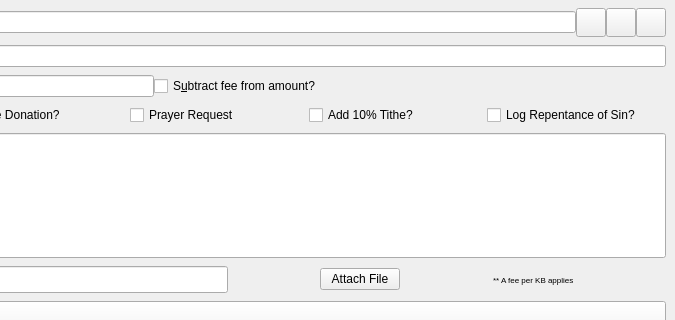
Qt form src/qt/forms/sendcoinsentry.ui (biblepay/biblepay_legacy) before a commit; both pictures show x 338 to 1013 and y 0 to 320 of the 1013 by 467 pixel window.
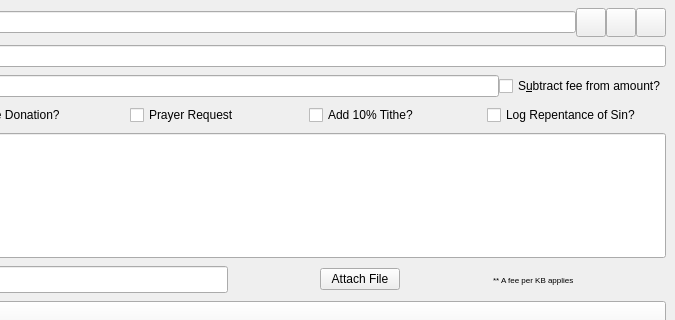
The same form after that commit. Custom widgets are drawn as their Qt base class.

Commit message:
1.1.6.5b-Leisure Upgrade
- Fix mininmum size of label in SendCoins

```diff
--- a/src/qt/forms/sendcoinsentry.ui
+++ b/src/qt/forms/sendcoinsentry.ui
@@ -508,7 +508,7 @@
        <widget class="QCheckBox" name="checkboxSubtractFeeFromAmount">
         <property name="minimumSize">
          <size>
-          <width>512</width>
+          <width>125</width>
           <height>0</height>
          </size>
         </property>
```
